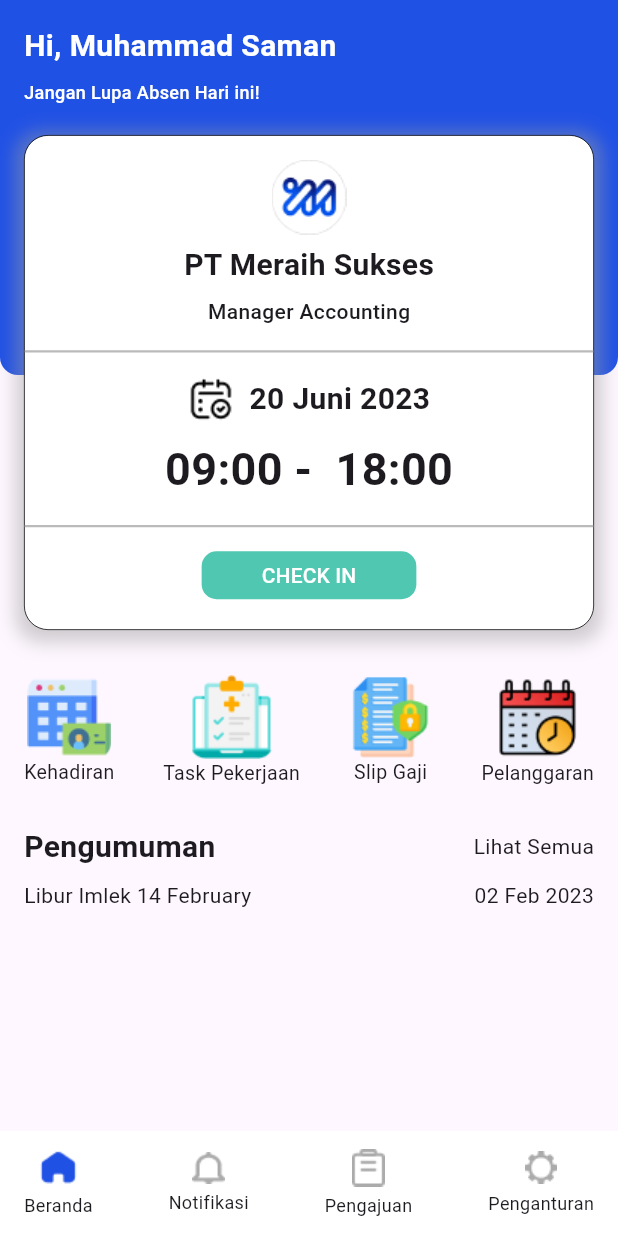
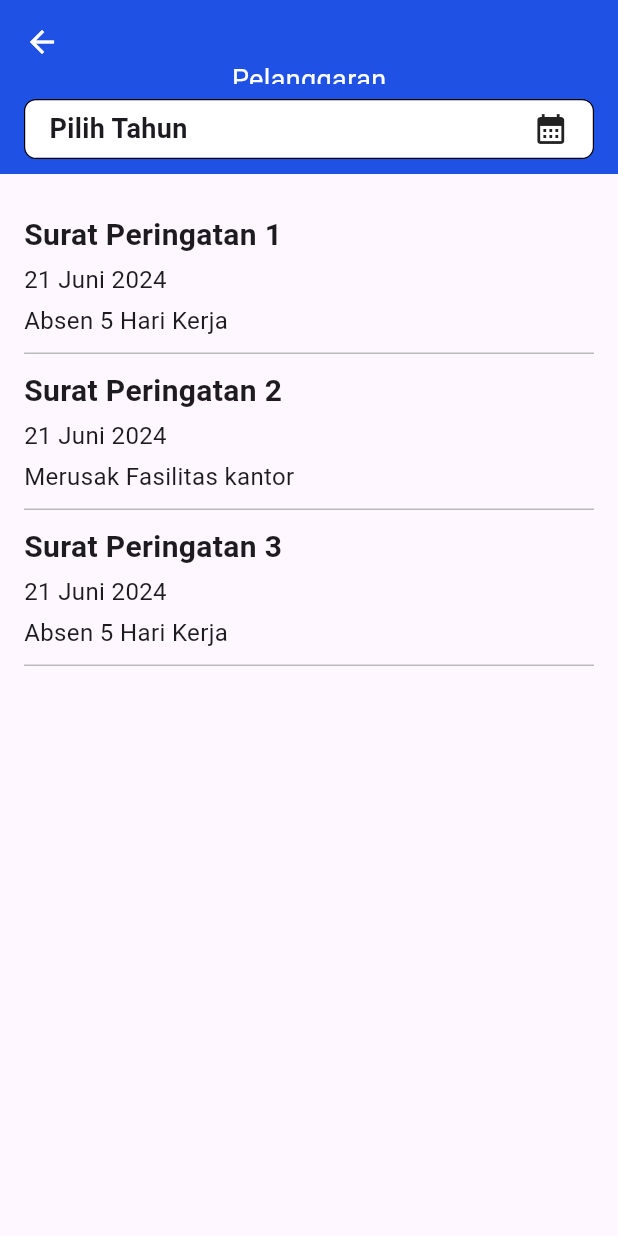
Before and after one commit to ippl-hr-application/frontend-mobile, a Flutter app: the screen it shows after launch, on a phone screen of 412 x 824 dp. Run offline on Flutter 3.47's test engine with Material 3 defaults, Android fonts, the phone set to English and light mode, and no system bars.

Commit message:
add feature: offense

```diff
--- /dev/null
+++ b/lib/data/pelanggaran.dart
@@ -0,0 +1,16 @@
+import 'package:meraih_mobile/models/pelanggaran.dart';
+
+var pelanggaranData = [
+  Pelanggaran(
+      title: "Surat Peringatan 1",
+      date: "21 Juni 2024",
+      descriptions: "Absen 5 Hari Kerja"),
+  Pelanggaran(
+      title: "Surat Peringatan 2",
+      date: "21 Juni 2024",
+      descriptions: "Merusak Fasilitas kantor"),
+  Pelanggaran(
+      title: "Surat Peringatan 3",
+      date: "21 Juni 2024",
+      descriptions: "Absen 5 Hari Kerja")
+];
--- a/lib/main.dart
+++ b/lib/main.dart
@@ -1,5 +1,6 @@
 import 'package:flutter/material.dart';
-import 'package:meraih_mobile/screens/home/home_page.dart';
+// import 'package:meraih_mobile/screens/home/home_page.dart';
+import 'package:meraih_mobile/screens/pelanggaran/offense_page.dart';
 
 void main() {
   runApp(const MyApp());
@@ -14,7 +15,7 @@
     return MaterialApp(
       title: 'Flutter Demo',
       theme: ThemeData(),
-      home: const HomeScreen(),
+      home: const OffenceScreen(),
     );
   }
 }
--- /dev/null
+++ b/lib/models/pelanggaran.dart
@@ -0,0 +1,11 @@
+class Pelanggaran {
+  String title;
+  String date;
+  String descriptions;
+
+  Pelanggaran({
+    required this.title,
+    required this.date,
+    required this.descriptions,
+  });
+}
--- /dev/null
+++ b/lib/screens/pelanggaran/offense_page.dart
@@ -0,0 +1,157 @@
+import 'package:flutter/material.dart';
+import 'package:meraih_mobile/data/pelanggaran.dart';
+import 'package:meraih_mobile/models/pelanggaran.dart';
+// import 'package:meraih_mobile/screens/pelanggaran/widget/calender_years.dart';
+
+class OffenceScreen extends StatefulWidget {
+  const OffenceScreen({super.key});
+
+  @override
+  State<OffenceScreen> createState() => _OffenceScreenState();
+}
+
+class _OffenceScreenState extends State<OffenceScreen> {
+  String showYears = 'Pilih Tahun';
+  DateTime _selectedYear = DateTime.now();
+
+  selectYear(contex) async {
+    // print("calling date picker");
+    showDialog(
+        context: context,
+        builder: (BuildContext context) {
+          return AlertDialog(
+              title: const Center(child: Text("Pilih Tahun")),
+              content: SizedBox(
+                  width: 300,
+                  height: 300,
+                  child: YearPicker(
+                    firstDate: DateTime(DateTime.now().year - 5, 1),
+                    // lastDate: DateTime.now(),
+                    lastDate: DateTime.now(),
+                    // ignore: deprecated_member_use
+                    initialDate: DateTime.now(),
+                    selectedDate: _selectedYear,
+                    onChanged: (DateTime dateTime) {
+                      print(dateTime.year);
+                      setState(() {
+                        _selectedYear = dateTime;
+                        showYears = "${dateTime.year}";
+                      });
+                      Navigator.pop(context);
+                    },
+                  )));
+        });
+  }
+
+  @override
+  Widget build(BuildContext context) {
+    return Scaffold(
+      appBar: AppBar(
+        backgroundColor: const Color.fromRGBO(32, 81, 229, 1),
+        leading: IconButton(
+          icon: const Icon(
+            Icons.arrow_back,
+            color: Colors.white,
+          ),
+          onPressed: () {},
+        ),
+        flexibleSpace: const Stack(
+          children: [
+            Positioned(
+              left: 0,
+              right: 0,
+              top: 40,
+              child: Center(
+                child: Text(
+                  "Pelanggaran",
+                  style: TextStyle(fontSize: 18.0, color: Colors.white),
+                ),
+              ),
+            ),
+          ],
+        ),
+      ),
+      body: SingleChildScrollView(
+        child: Column(
+          children: <Widget>[
+            Container(
+              height: 60.0,
+              width: double.infinity,
+              decoration:
+                  const BoxDecoration(color: Color.fromRGBO(32, 81, 229, 1)),
+              child: Padding(
+                padding: const EdgeInsets.symmetric(
+                    vertical: 10.0, horizontal: 16.0), // Add padding here
+                child: Container(
+                    decoration: BoxDecoration(
+                        color: Colors.white,
+                        border: Border.all(color: Colors.black, width: 0.8),
+                        borderRadius: BorderRadius.circular(8)),
+                    padding: const EdgeInsets.symmetric(
+                        vertical: 4.0, horizontal: 16.0),
+                    // width: MediaQuery.of(context).size.width,
+                    child: Row(
+                      mainAxisAlignment: MainAxisAlignment.spaceBetween,
+                      children: [
+                        Text(
+                          showYears,
+                          style: const TextStyle(
+                              fontSize: 18.0, fontWeight: FontWeight.bold),
+                        ),
+                        GestureDetector(
+                          onTap: () {
+                            selectYear(context);
+                          },
+                          child: const Icon(Icons.calendar_month),
+                        )
+                      ],
+                    )), // Replace with your actual widget
+              ),
+            ),
+            Container(
+                width: double.infinity,
+                padding: const EdgeInsets.all(16.0),
+                // decoration: BoxDecoration(border: Border.all()),
+                child: Column(
+                  crossAxisAlignment: CrossAxisAlignment.start,
+                  children: [
+                    for (Pelanggaran data in pelanggaranData)
+                      Container(
+                        padding: const EdgeInsets.symmetric(vertical: 10.0),
+                        width: double.infinity,
+                        decoration: const BoxDecoration(
+                          border: Border(
+                            bottom: BorderSide(
+                                width: 1.0,
+                                color: Color.fromARGB(255, 186, 186, 186)),
+                          ),
+                        ),
+                        child: Column(
+                          crossAxisAlignment: CrossAxisAlignment.start,
+                          children: [
+                            Text(
+                              data.title,
+                              style: const TextStyle(
+                                  fontSize: 20.0, fontWeight: FontWeight.bold),
+                            ),
+                            const SizedBox(height: 4.0),
+                            Text(
+                              data.date,
+                              style: const TextStyle(fontSize: 16.0),
+                            ),
+                            const SizedBox(height: 4.0),
+                            Text(
+                              data.descriptions,
+                              style: const TextStyle(fontSize: 16.0),
+                            )
+                          ],
+                        ),
+                      )
+                  ],
+                )),
+          ],
+        ),
+      ),
+    );
+  }
+}
--- /dev/null
+++ b/lib/screens/pelanggaran/widget/calender_years.dart
@@ -0,0 +1,30 @@
+import 'package:flutter/material.dart';
+
+class CalenderYears extends StatelessWidget {
+  const CalenderYears({super.key});
+
+  @override
+  Widget build(BuildContext context) {
+    return Container(
+      padding: const EdgeInsets.all(16.0),
+      child: Row(
+        children: [
+          ElevatedButton(
+            onPressed: () async {
+              DateTime? datePicked = await showDatePicker(
+                  context: context,
+                  initialDate: DateTime.now(),
+                  firstDate: DateTime(2021),
+                  lastDate: DateTime(2024));
+
+              if (datePicked != null) {
+                print('Date Selected: ${datePicked.year}');
+              }
+            },
+            child: const Text("Pilih Tahun"),
+          ),
+        ],
+      ),
+    );
+  }
+}
--- a/lib/widgets/card_attendance.dart
+++ b/lib/widgets/card_attendance.dart
@@ -1,5 +1,5 @@
 import 'package:flutter/material.dart';
-import "package:flutter/widgets.dart";
+// import "package:flutter/widgets.dart";
 import "package:meraih_mobile/data/user_data.dart";
 import "package:meraih_mobile/models/user.model.dart";
 
--- a/pubspec.yaml
+++ b/pubspec.yaml
@@ -34,6 +34,7 @@ dependencies:
   # The following adds the Cupertino Icons font to your application.
   # Use with the CupertinoIcons class for iOS style icons.
   cupertino_icons: ^1.0.6
+  calendar_date_picker2: ^0.5.5
 
 dev_dependencies:
   flutter_test:
```
Also changed, not shown: pubspec.lock.
